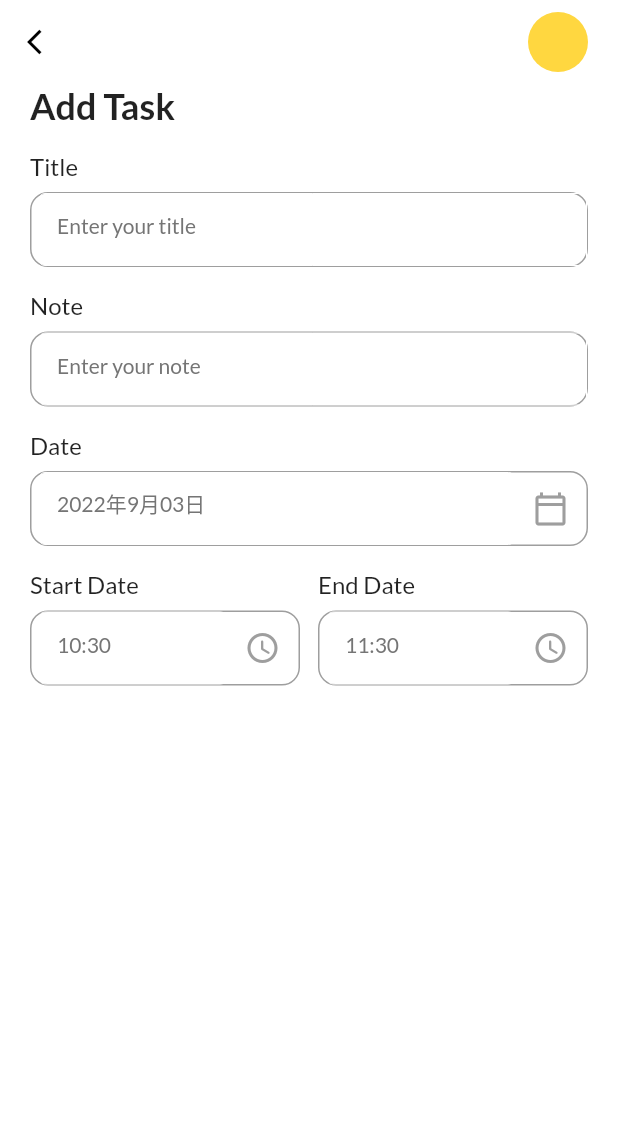
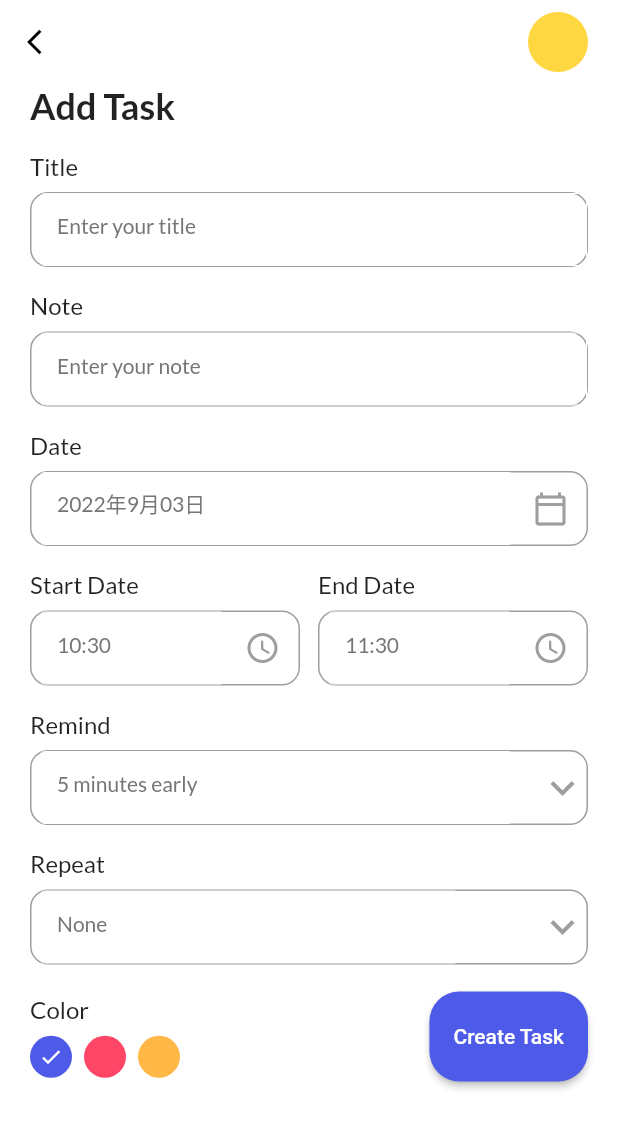
Before and after one commit to yuki-325/flutter_to_do_app, a Flutter app: the screen it shows after launch, after a tap on "+ Add Task", on a phone screen of 412 x 824 dp. Shown: the top 1128 px of the screen. Run offline on Flutter 3.47's test engine with Material 2 defaults, Android fonts, the phone set to English and light mode, and no system bars; our stand-ins replace date_picker_timeline, flutter_local_notifications, get, get_storage, google_fonts, sqflite and 1 more; accounts and stored records are empty.

Commit message:
develop-003 ui作成 DB導入(sqlite)

```diff
--- /dev/null
+++ b/lib/controllers/task_controller.dart
@@ -0,0 +1,10 @@
+import 'package:flutter_to_do_app/db/db_helper.dart';
+import 'package:get/get.dart';
+
+import '../models/task.dart';
+
+class TaskController extends GetxController {
+  Future<int> addTask({Task? task}) async {
+    return await DBHelper.insert(task);
+  }
+}
--- /dev/null
+++ b/lib/db/db_helper.dart
@@ -0,0 +1,52 @@
+import 'package:sqflite/sqflite.dart';
+import 'package:path/path.dart';
+
+import '../models/task.dart';
+
+class DBHelper {
+  static Database? _db;
+  static const int _version = 1;
+  static const String _tableName = "task";
+  static const String _dbName = "tasks.db";
+
+  static Future<void> initDb() async {
+    if (_db != null) {
+      return;
+    }
+
+    try {
+      String path = join(await getDatabasesPath(), _dbName);
+      print("DB path: $path");
+      _db = await openDatabase(
+        path,
+        version: _version,
+        onCreate: (db, version) {
+          print('creating a new one');
+          return db.execute(
+            """
+            CREATE TABLE $_tableName(
+              id INTEGER PRIMARY KEY AUTOINCREMENT,
+              title STRING,
+              note TEXT,
+              date STRING,
+              startTime STRING ,
+              endTime STRING,
+              remind INTEGER,
+              repeat STRING,
+              color INTEGER,
+              isCompleted INTEGER
+            )
+            """,
+          );
+        },
+      );
+    } catch (e) {
+      print(e);
+    }
+  }
+
+  static Future<int> insert(Task? task) async {
+    print('insert function called');
+    return await _db?.insert(_tableName, task!.toJson()) ?? -1;
+  }
+}
--- a/lib/main.dart
+++ b/lib/main.dart
@@ -1,5 +1,6 @@
 import 'package:flutter/material.dart';
 import 'package:flutter_localizations/flutter_localizations.dart';
+import 'package:flutter_to_do_app/db/db_helper.dart';
 import 'package:flutter_to_do_app/services/theme_service.dart';
 import 'package:flutter_to_do_app/ui/home_page.dart';
 import 'package:flutter_to_do_app/ui/theme.dart';
@@ -8,6 +9,7 @@ import 'package:get_storage/get_storage.dart';
 
 Future<void> main() async {
   WidgetsFlutterBinding.ensureInitialized();
+  await DBHelper.initDb();
   await GetStorage.init();
   runApp(const MyApp());
 }
@@ -22,6 +24,7 @@ class MyApp extends StatelessWidget {
       debugShowCheckedModeBanner: false,
       localizationsDelegates: const [
         GlobalMaterialLocalizations.delegate,
+        GlobalCupertinoLocalizations.delegate,
         GlobalWidgetsLocalizations.delegate,
       ],
       supportedLocales: const [
--- /dev/null
+++ b/lib/models/task.dart
@@ -0,0 +1,52 @@
+class Task {
+  int? id;
+  String? title;
+  String? note;
+  int? isCompleted;
+  String? date;
+  String? startTime;
+  String? endTime;
+  int? color;
+  int? remind;
+  String? repeat;
+
+  Task({
+    this.id,
+    this.title,
+    this.note,
+    this.isCompleted,
+    this.date,
+    this.startTime,
+    this.endTime,
+    this.color,
+    this.remind,
+    this.repeat,
+  });
+
+  Task.fromJson(Map<String, dynamic> json) {
+    id = json['id'];
+    title = json['title'];
+    date = json['date'];
+    note = json['note'];
+    isCompleted = json['isCompleted'];
+    startTime = json['startTime'];
+    endTime = json['endTime'];
+    color = json['color'];
+    remind = json['remind'];
+    repeat = json['repeat'];
+  }
+  Map<String, dynamic> toJson() {
+    final Map<String, dynamic> data = <String, dynamic>{};
+    data['id'] = id;
+    data['title'] = title;
+    data['date'] = date;
+    data['note'] = note;
+    data['isCompleted'] = isCompleted;
+    data['startTime'] = startTime;
+    data['endTime'] = endTime;
+    data['color'] = color;
+    data['remind'] = remind;
+    data['repeat'] = repeat;
+    return data;
+  }
+}
--- a/lib/ui/add_task_page.dart
+++ b/lib/ui/add_task_page.dart
@@ -1,5 +1,8 @@
 import 'package:flutter/material.dart';
+import 'package:flutter_to_do_app/controllers/task_controller.dart';
+import 'package:flutter_to_do_app/models/task.dart';
 import 'package:flutter_to_do_app/ui/theme.dart';
+import 'package:flutter_to_do_app/ui/widget/button.dart';
 import 'package:flutter_to_do_app/ui/widget/input_field.dart';
 import 'package:get/get.dart';
 import 'package:intl/intl.dart';
@@ -12,12 +15,33 @@ class AddTaskPage extends StatefulWidget {
 }
 
 class _AddTaskPageState extends State<AddTaskPage> {
+  TaskController taskController = Get.put(TaskController());
   final DateTime _nowDateTime = DateTime.now();
   final dateFormat = DateFormat('yyyy年M月dd日');
   final timeFormat = DateFormat('HH:mm');
+
+  final TextEditingController _titleController = TextEditingController();
+  final TextEditingController _noteController = TextEditingController();
   late DateTime _selectedDate = DateTime.now();
   late String _startTime;
   late String _endTime;
+  int _selectedRemind = 5;
+  String _selectedRepeat = 'None';
+
+  List<int> remindList = [
+    5,
+    10,
+    15,
+    20,
+  ];
+  List<String> repeatList = [
+    'None',
+    'Daily',
+    'Weekly',
+    'Monthly',
+  ];
+
+  int _selectedColor = 0;
 
   @override
   void initState() {
@@ -47,13 +71,15 @@ class _AddTaskPageState extends State<AddTaskPage> {
                 'Add Task',
                 style: headingStyle,
               ),
-              const InputField(
+              InputField(
                 title: 'Title',
                 hint: 'Enter your title',
+                controller: _titleController,
               ),
-              const InputField(
+              InputField(
                 title: 'Note',
                 hint: 'Enter your note',
+                controller: _noteController,
               ),
               InputField(
                 title: 'Date',
@@ -99,10 +125,157 @@ class _AddTaskPageState extends State<AddTaskPage> {
                   ),
                 ],
               ),
+              InputField(
+                title: 'Remind',
+                hint: '$_selectedRemind minutes early',
+                widget: DropdownButton(
+                  icon: const Icon(
+                    Icons.keyboard_arrow_down,
+                    color: Colors.grey,
+                  ),
+                  iconSize: 32,
+                  elevation: 4,
+                  underline: Container(height: 0),
+                  style: subTitleStyle,
+                  onChanged: (String? newValue) => setState(() {
+                    _selectedRemind = int.parse(newValue!);
+                  }),
+                  items: remindList.map((int value) {
+                    return DropdownMenuItem<String>(
+                      value: value.toString(),
+                      child: Text(value.toString()),
+                    );
+                  }).toList(),
+                ),
+              ),
+              InputField(
+                title: 'Repeat',
+                hint: _selectedRepeat,
+                widget: DropdownButton(
+                  icon: const Icon(
+                    Icons.keyboard_arrow_down,
+                    color: Colors.grey,
+                  ),
+                  iconSize: 32,
+                  elevation: 4,
+                  underline: Container(height: 0),
+                  style: subTitleStyle,
+                  onChanged: (String? newValue) => setState(() {
+                    _selectedRepeat = newValue!;
+                  }),
+                  items: repeatList.map((String value) {
+                    return DropdownMenuItem<String>(
+                      value: value,
+                      child: Text(
+                        value,
+                        style: const TextStyle(
+                          color: Colors.grey,
+                        ),
+                      ),
+                    );
+                  }).toList(),
+                ),
+              ),
+              const SizedBox(
+                height: 18,
+              ),
+              Row(
+                mainAxisAlignment: MainAxisAlignment.spaceBetween,
+                crossAxisAlignment: CrossAxisAlignment.center,
+                children: [
+                  _colorPallete(),
+                  MyButton(
+                    lable: 'Create Task',
+                    onTap: _validateDate,
+                  ),
+                ],
+              ),
             ],
           ),
         ),
       ),
+    );
+  }
+
+  _validateDate() {
+    if (_titleController.text.isNotEmpty && _noteController.text.isNotEmpty) {
+      // add to database
+      _addTaskToDb();
+      Get.back();
+    } else if (_titleController.text.isEmpty || _noteController.text.isEmpty) {
+      Get.snackbar(
+        "Required",
+        "All fields are requered!",
+        snackPosition: SnackPosition.BOTTOM,
+        backgroundColor: Colors.white,
+        colorText: pinkClr,
+        icon: const Icon(
+          Icons.warning_amber_rounded,
+          color: Colors.red,
+        ),
+      );
+    }
+  }
+
+  _addTaskToDb() async {
+    int value = await taskController.addTask(
+      task: Task(
+        title: _titleController.text,
+        note: _noteController.text,
+        isCompleted: 0,
+        date: dateFormat.format(_selectedDate),
+        startTime: _startTime,
+        endTime: _endTime,
+        color: _selectedColor,
+        remind: _selectedRemind,
+        repeat: _selectedRepeat,
+      ),
+    );
+
+    print("My id is $value");
+  }
+
+  _colorPallete() {
+    return Column(
+      crossAxisAlignment: CrossAxisAlignment.start,
+      children: [
+        Text(
+          'Color',
+          style: titleStyle,
+        ),
+        const SizedBox(
+          height: 8,
+        ),
+        Wrap(
+          children: List<Widget>.generate(
+            3,
+            (int index) => GestureDetector(
+              onTap: () {
+                setState(() => _selectedColor = index);
+                print('selectColor:$_selectedColor');
+              },
+              child: Padding(
+                padding: const EdgeInsets.only(right: 8.0),
+                child: CircleAvatar(
+                  radius: 14,
+                  backgroundColor: index == 0
+                      ? primaryClr
+                      : index == 1
+                          ? pinkClr
+                          : yellowClr,
+                  child: _selectedColor == index
+                      ? const Icon(
+                          Icons.done,
+                          color: Colors.white,
+                          size: 16,
+                        )
+                      : Container(),
+                ),
+              ),
+            ),
+          ),
+        ),
+      ],
     );
   }
 
@@ -149,7 +322,11 @@ class _AddTaskPageState extends State<AddTaskPage> {
 
   _getTimeFromUser({required bool isStartTime}) async {
     var pickedTime = await _showTimePicker();
+
+    // Widgetがマウント状態にあるか確認
+    if (!mounted) return;
     String? formatedTime = pickedTime?.format(context);
+
     if (pickedTime == null) {
       print('Time canceld');
       return;
@@ -166,7 +343,10 @@ class _AddTaskPageState extends State<AddTaskPage> {
     return showTimePicker(
       initialEntryMode: TimePickerEntryMode.input,
       context: context,
-      initialTime: const TimeOfDay(hour: 9, minute: 10),
+      initialTime: TimeOfDay(
+        hour: int.parse(_startTime.split(':')[0]),
+        minute: int.parse(_startTime.split(':')[1]),
+      ),
     );
   }
 }
--- a/lib/ui/home_page.dart
+++ b/lib/ui/home_page.dart
@@ -36,6 +36,7 @@ class _HomePageState extends State<HomePage> {
 
     return Scaffold(
       appBar: _appBar(),
+      backgroundColor: context.theme.backgroundColor,
       body: Column(
         children: [
           _addTaskBar(),
--- a/pubspec.yaml
+++ b/pubspec.yaml
@@ -43,6 +43,8 @@ dependencies:
   date_picker_timeline: ^1.2.3
   flutter_localizations: # 追加
     sdk: flutter # 追加
+  sqflite: ^2.0.3+1
+  path: ^1.8.1
 
 dev_dependencies:
   flutter_test:
```
Also changed, not shown: pubspec.lock, 2 other files.
